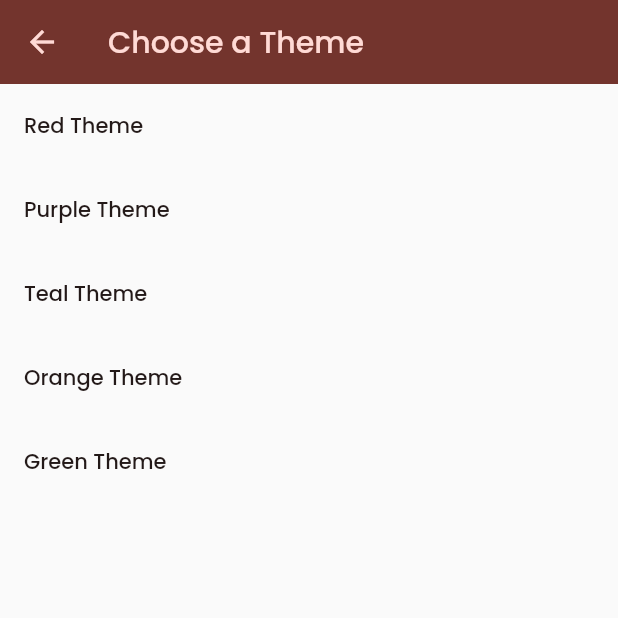
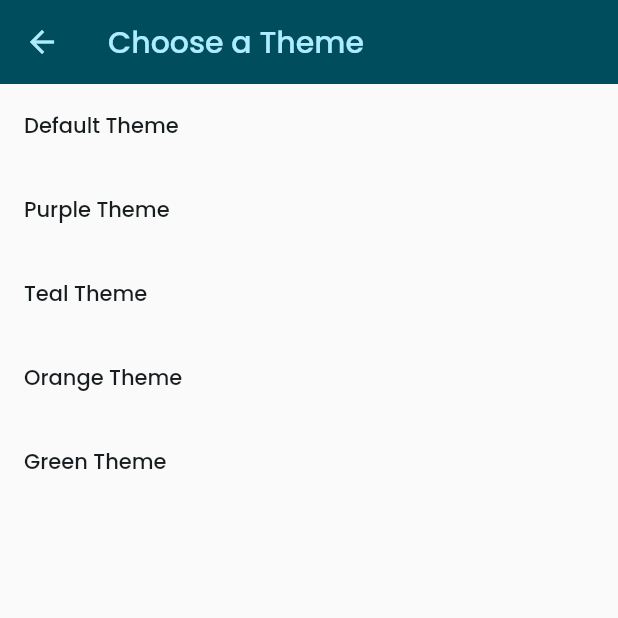
Before and after one commit to ilhanaquib/booku, a Flutter app: the screen it shows after launch, after a tap on the "menu" icon, after a tap on "Themes", on a phone screen of 412 x 824 dp, the top half of it. Run offline on Flutter 3.47's test engine with Material 2 defaults, Android fonts, the light colour scheme and no system bars; our stand-ins replace cached_network_image, cloud_firestore, firebase_core, firebase_storage, google_fonts, image_picker and 2 more; missing offline and left inert: purchases_flutter; accounts and stored records are empty.

Commit message:
changed the icon and default theme

```diff
--- a/lib/payment/paywall.dart
+++ b/lib/payment/paywall.dart
@@ -47,7 +47,7 @@ class _PaywallState extends State<Paywall> {
     // Get the theme based on the package identifier
     ThemeData? theme = packageThemeMap[package.identifier];
     // Return the theme if found, or a default theme otherwise
-    return theme ?? redTheme;
+    return theme ?? defaultTheme;
   }
 
   @override
--- a/lib/themes/theme_provider.dart
+++ b/lib/themes/theme_provider.dart
@@ -6,7 +6,7 @@ import 'package:booku/databases/database_helper.dart';
 class ThemeProvider extends ChangeNotifier {
   int _selectedThemeId = 0;
   List<ThemeData> _purchasedThemes = [
-    redTheme
+    defaultTheme
   ]; // Start with red theme as default
 
   ThemeData get selectedTheme => allThemes[_selectedThemeId];
@@ -35,7 +35,7 @@ class ThemeProvider extends ChangeNotifier {
     _purchasedThemes = await DatabaseHelper.instance.getPurchasedThemes();
     if (_purchasedThemes.isEmpty) {
       _purchasedThemes = [
-        redTheme
+        defaultTheme
       ]; // Start with red theme if no purchased themes found
     }
   }
--- a/lib/themes/theme_selection.dart
+++ b/lib/themes/theme_selection.dart
@@ -38,7 +38,7 @@ class _ThemeSelectionScreenState extends State<ThemeSelectionScreen> {
 
   // this list stores all the themes
   final List<ThemeData> themes = [
-    redTheme,
+    defaultTheme,
     purpleTheme,
     tealTheme,
     orangeTheme,
@@ -49,7 +49,7 @@ class _ThemeSelectionScreenState extends State<ThemeSelectionScreen> {
 
   // this maps the themes to a name
   final Map<ThemeData, String> themeNames = {
-    redTheme: 'Red Theme',
+    defaultTheme: 'Default Theme',
     purpleTheme: 'Purple Theme',
     tealTheme: 'Teal Theme',
     orangeTheme: 'Orange Theme',
--- a/lib/themes/themes.dart
+++ b/lib/themes/themes.dart
@@ -3,17 +3,17 @@ import 'package:flutter/material.dart';
 import 'package:google_fonts/google_fonts.dart';
 
 var kColorScheme1 =
-    ColorScheme.fromSeed(seedColor: const Color.fromARGB(255, 247, 78, 66));
+    ColorScheme.fromSeed(seedColor: const Color.fromARGB(255, 0,151,178));
 var kColorScheme2 =
     ColorScheme.fromSeed(seedColor: const Color.fromARGB(255, 223, 117, 247));
 var kColorScheme3 =
-    ColorScheme.fromSeed(seedColor: const Color.fromARGB(255, 143, 223, 255));
+    ColorScheme.fromSeed(seedColor: const Color.fromARGB(255, 0,128,128));
 var kColorScheme4 =
     ColorScheme.fromSeed(seedColor: const Color.fromARGB(255, 252, 177, 112));
 var kColorScheme5 =
     ColorScheme.fromSeed(seedColor: const Color.fromARGB(255, 112, 248, 153));
 
-final redTheme = ThemeData().copyWith(
+final defaultTheme = ThemeData().copyWith(
   useMaterial3: true,
   colorScheme: kColorScheme1,
   appBarTheme: const AppBarTheme().copyWith(
@@ -99,7 +99,7 @@ final greenTheme = ThemeData().copyWith(
 );
 
 final List<ThemeData> allThemes = [
-  redTheme,
+  defaultTheme,
   purpleTheme,
   tealTheme,
   orangeTheme,
--- a/pubspec.yaml
+++ b/pubspec.yaml
@@ -16,7 +16,7 @@ publish_to: 'none' # Remove this line if you wish to publish to pub.dev
 # https://developer.apple.com/library/archive/documentation/General/Reference/InfoPlistKeyReference/Articles/CoreFoundationKeys.html
 # In Windows, build-name is used as the major, minor, and patch parts
 # of the product and file versions while build-number is used as the build suffix.
-version: 2.1.0+11
+version: 2.1.2+13
 
 environment:
   sdk: '>=3.0.5 <4.0.0'
```
Also changed, not shown: 6 other files.
